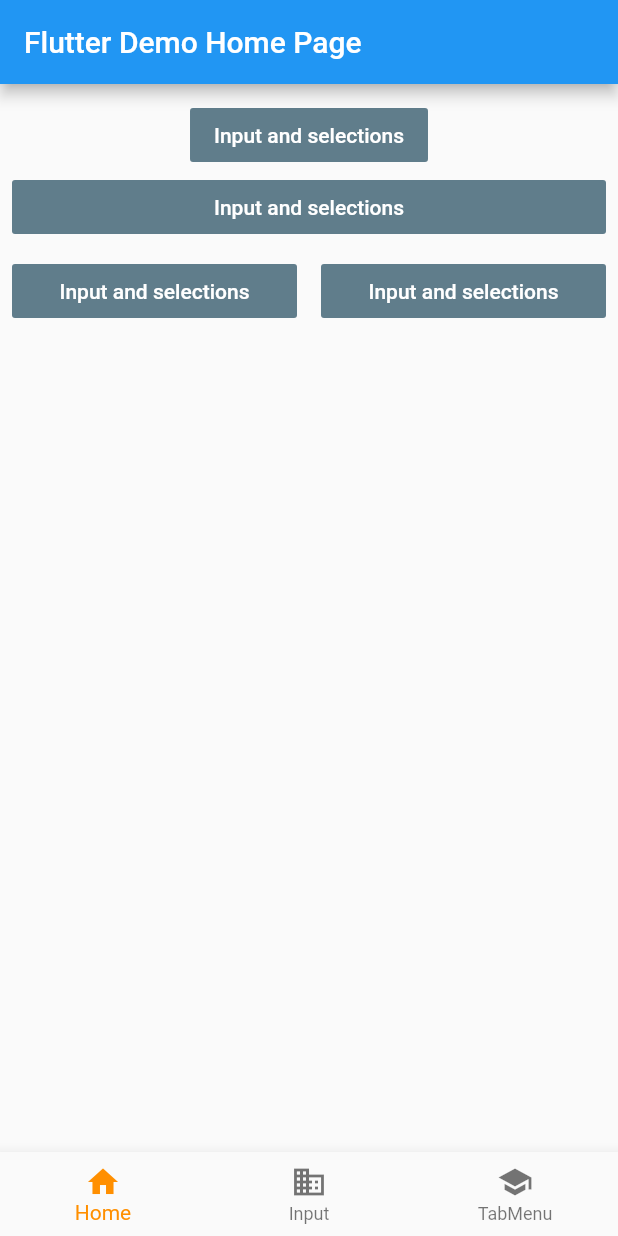
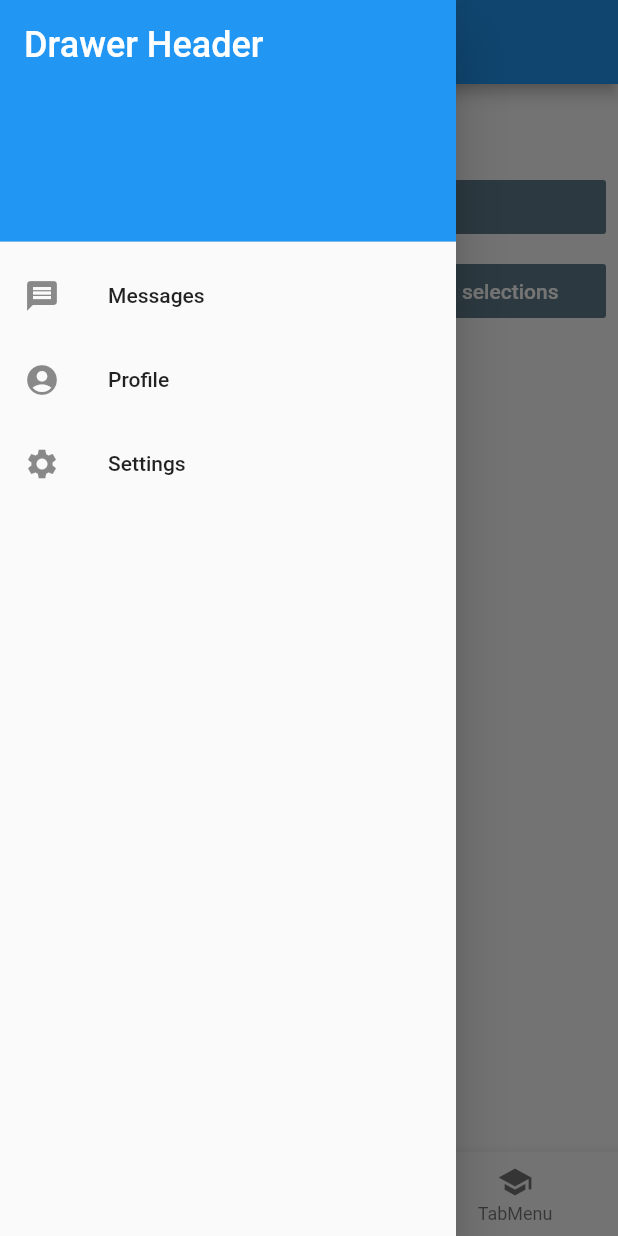
Before and after one commit to mpa19/tutorial_tfg, a Flutter app: the screen it shows after launch, with the side drawer open (before the commit the screen has no drawer), on a phone screen of 412 x 824 dp. Run offline on Flutter 3.47's test engine with Material 2 defaults, Android fonts, the phone set to English and light mode, and no system bars.

Commit message:
Added SideMenu, first steps

```diff
--- a/lib/main.dart
+++ b/lib/main.dart
@@ -57,6 +57,7 @@ class _MyHomePageState extends State<MyHomePage> {
         // the App.build method, and use it to set our appbar title.
         title: Text(widget.title),
       ),
+
         body: callPage(_selectedIndex),
         bottomNavigationBar: BottomNavigationBar(
           items: const <BottomNavigationBarItem>[
@@ -77,6 +78,36 @@ class _MyHomePageState extends State<MyHomePage> {
           selectedItemColor: Colors.amber[800],
           onTap: _onItemTapped,
         ),
+      drawer: Drawer(
+        child: ListView(
+          padding: EdgeInsets.zero,
+          children: const <Widget>[
+          DrawerHeader(
+            decoration: BoxDecoration(
+              color: Colors.blue,
+            ),
+            child: Text('Drawer Header',
+              style: TextStyle(
+                color: Colors.white,
+                fontSize: 24,
+              ),
+            ),
+          ),
+          ListTile(
+            leading: Icon(Icons.message),
+            title: Text('Messages'),
+          ),
+            ListTile(
+              leading: Icon(Icons.account_circle),
+              title: Text('Profile'),
+            ),
+            ListTile(
+              leading: Icon(Icons.settings),
+              title: Text('Settings'),
+            ),
+         ],
+        ),
+      )
     );
   }
 }
```
